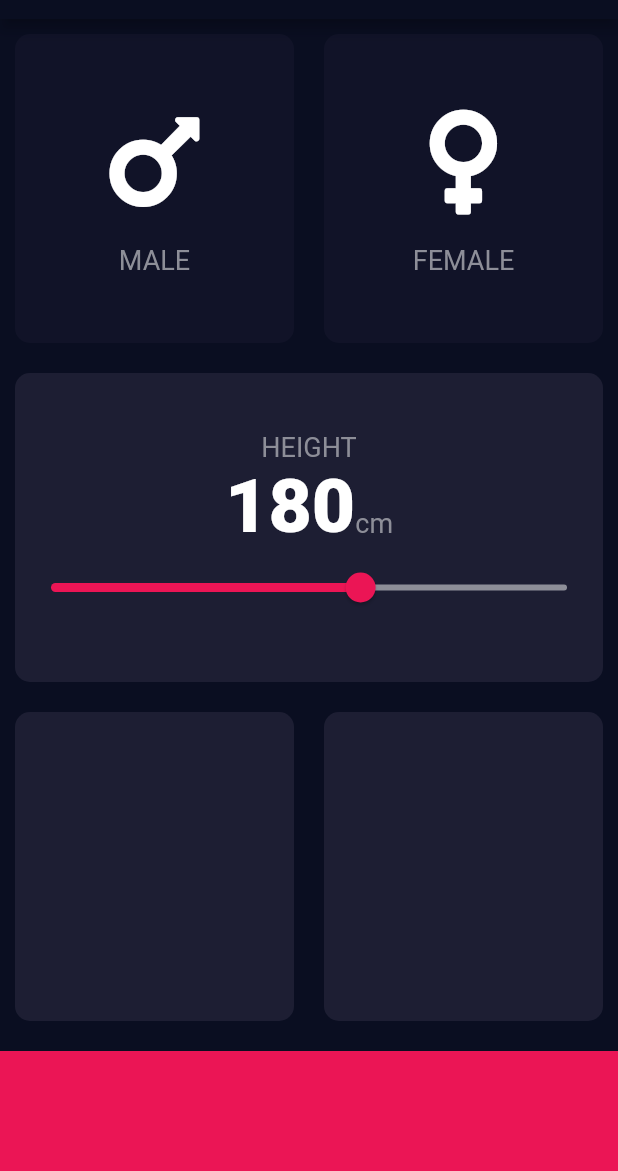
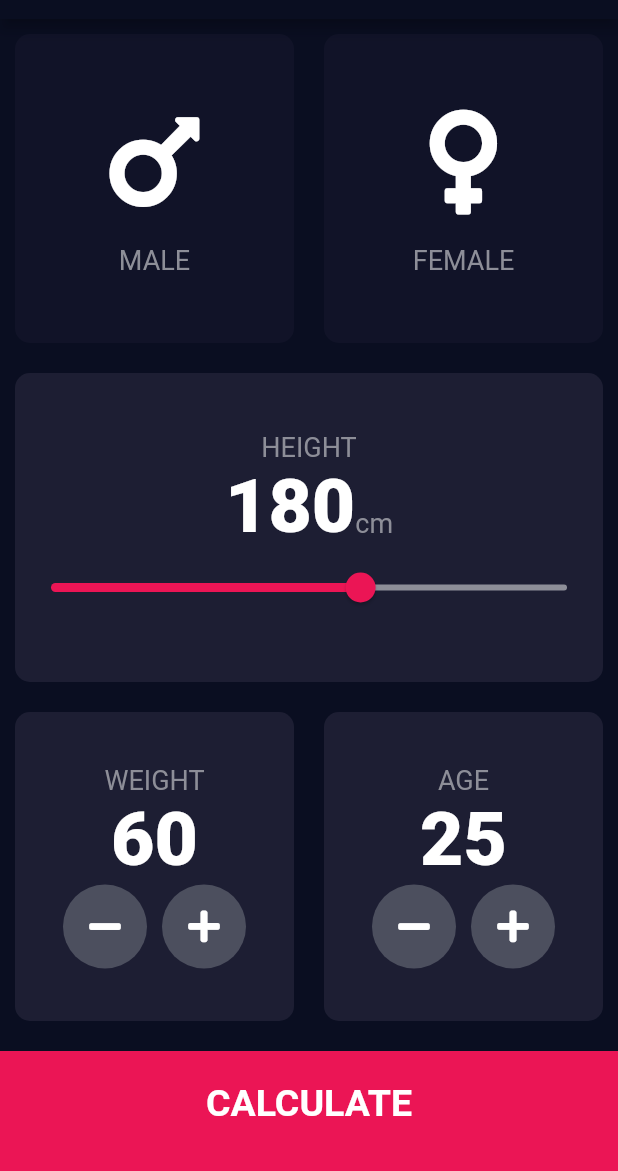
Before and after one commit to evanbloemer/flutter-bmi-calculator, a Flutter app: the screen it shows after launch, on a phone screen of 412 x 824 dp, the part 65-1236 px from its top. Run offline on Flutter 3.47's test engine with Material 2 defaults, Android fonts, the phone set to English and light mode, and no system bars; our stand-ins replace font_awesome_flutter.

Commit message:
Finished project

```diff
--- /dev/null
+++ b/lib/bmi_calculator.dart
@@ -0,0 +1,35 @@
+import 'dart:math';
+
+class BMICalculator {
+  int height;
+  int weight;
+
+  double _bmi;
+
+  BMICalculator({this.height, this.weight});
+
+  String calculateBMI() {
+    _bmi = weight / pow(height / 100, 2);
+    return _bmi.toStringAsFixed(1);
+  }
+
+  String getResult() {
+    if (_bmi >= 25) {
+      return 'Overweight';
+    } else if (_bmi > 18.5) {
+      return 'Normal';
+    } else {
+      return 'Underweight';
+    }
+  }
+
+  String getInterpretation() {
+    if (_bmi >= 25) {
+      return 'You need to go on a diet. I suggest keto.';
+    } else if (_bmi > 18.5) {
+      return "You're in good shape as is!";
+    } else {
+      return 'Eat more food!';
+    }
+  }
+}
--- /dev/null
+++ b/lib/components/bottom_button.dart
@@ -0,0 +1,29 @@
+import 'package:flutter/material.dart';
+import 'package:flutter_bmi_calculator/constants.dart';
+
+class BottomButton extends StatelessWidget {
+  final String buttonTitle;
+  final Function onTap;
+
+  BottomButton({this.onTap, this.buttonTitle});
+
+  @override
+  Widget build(BuildContext context) {
+    return GestureDetector(
+      onTap: onTap,
+      child: Container(
+        child: Center(
+          child: Text(
+            buttonTitle,
+            style: kLargeButtonTextStyle,
+          ),
+        ),
+        color: kBottomBarColor,
+        margin: EdgeInsets.only(top: 10.0),
+        padding: EdgeInsets.only(bottom: 10.0),
+        height: kBottomBarHeight,
+        width: double.infinity,
+      ),
+    );
+  }
+}
--- a/lib/icon_content.dart
+++ b/lib/components/icon_content.dart
@@ -1,6 +1,5 @@
 import 'package:flutter/material.dart';
-
-import 'constants.dart';
+import 'package:flutter_bmi_calculator/constants.dart';
 
 class IconContent extends StatelessWidget {
   final IconData icon;
--- a/lib/reusable_card.dart
+++ b/lib/components/reusable_card.dart
@@ -1,6 +1,5 @@
 import 'package:flutter/material.dart';
-
-import 'constants.dart';
+import 'package:flutter_bmi_calculator/constants.dart';
 
 class ReusableCard extends StatelessWidget {
   final Color color;
--- /dev/null
+++ b/lib/components/round_icon_button.dart
@@ -0,0 +1,26 @@
+import 'package:flutter/material.dart';
+
+class RoundIconButton extends StatelessWidget {
+  final IconData icon;
+  final Function onPressed;
+
+  RoundIconButton({@required this.icon, @required this.onPressed});
+
+  @override
+  Widget build(BuildContext context) {
+    return RawMaterialButton(
+      elevation: 0.0,
+      child: Icon(
+        icon,
+        color: Colors.white,
+      ),
+      onPressed: onPressed,
+      shape: CircleBorder(),
+      constraints: BoxConstraints.tightFor(
+        width: 56.0,
+        height: 56.0,
+      ),
+      fillColor: Color(0xFF4C4F5E),
+    );
+  }
+}
--- a/lib/main.dart
+++ b/lib/main.dart
@@ -1,6 +1,7 @@
 import 'package:flutter/material.dart';
 
-import './input_page.dart';
+import 'screens/input_page.dart';
+import 'screens/results_page.dart';
 
 void main() => runApp(BMICalculator());
 
@@ -8,6 +9,11 @@ class BMICalculator extends StatelessWidget {
   @override
   Widget build(BuildContext context) {
     return MaterialApp(
+      initialRoute: '/',
+      routes: {
+        '/': (context) => InputPage(),
+        '/results': (context) => ResultsPage(),
+      },
       theme: ThemeData(
         primaryColor: Color(0xFF0A0E21),
         scaffoldBackgroundColor: Color(0xFF0A0E21),
@@ -18,7 +24,6 @@ class BMICalculator extends StatelessWidget {
           ),
         ),
       ),
-      home: InputPage(),
     );
   }
 }
--- a/lib/input_page.dart
+++ b/lib/screens/input_page.dart
@@ -1,9 +1,11 @@
 import 'package:flutter/material.dart';
+import 'package:flutter_bmi_calculator/bmi_calculator.dart';
+import 'package:flutter_bmi_calculator/components/bottom_button.dart';
+import 'package:flutter_bmi_calculator/components/icon_content.dart';
+import 'package:flutter_bmi_calculator/components/reusable_card.dart';
+import 'package:flutter_bmi_calculator/components/round_icon_button.dart';
+import 'package:flutter_bmi_calculator/constants.dart';
 import 'package:font_awesome_flutter/font_awesome_flutter.dart';
-
-import './icon_content.dart';
-import './reusable_card.dart';
-import 'constants.dart';
 
 enum Gender { male, female }
 
@@ -15,6 +17,8 @@ class InputPage extends StatefulWidget {
 class _InputPageState extends State<InputPage> {
   Gender selectedGender;
   int height = 180;
+  int weight = 60;
+  int age = 25;
 
   @override
   Widget build(BuildContext context) {
@@ -115,21 +119,99 @@ class _InputPageState extends State<InputPage> {
                 Expanded(
                   child: ReusableCard(
                     color: kActiveCardColor,
+                    child: Column(
+                      mainAxisAlignment: MainAxisAlignment.center,
+                      children: <Widget>[
+                        Text(
+                          'WEIGHT',
+                          style: kLabelTextStyle,
+                        ),
+                        Text(
+                          weight.toString(),
+                          style: kNumberTextStyle,
+                        ),
+                        Row(
+                          mainAxisAlignment: MainAxisAlignment.center,
+                          children: <Widget>[
+                            RoundIconButton(
+                              icon: FontAwesomeIcons.minus,
+                              onPressed: () {
+                                setState(() {
+                                  this.weight--;
+                                });
+                              },
+                            ),
+                            SizedBox(width: 10.0),
+                            RoundIconButton(
+                              icon: FontAwesomeIcons.plus,
+                              onPressed: () {
+                                setState(() {
+                                  this.weight++;
+                                });
+                              },
+                            ),
+                          ],
+                        )
+                      ],
+                    ),
                   ),
                 ),
                 Expanded(
                   child: ReusableCard(
                     color: kActiveCardColor,
+                    child: Column(
+                      mainAxisAlignment: MainAxisAlignment.center,
+                      children: <Widget>[
+                        Text(
+                          'AGE',
+                          style: kLabelTextStyle,
+                        ),
+                        Text(
+                          age.toString(),
+                          style: kNumberTextStyle,
+                        ),
+                        Row(
+                          mainAxisAlignment: MainAxisAlignment.center,
+                          children: <Widget>[
+                            RoundIconButton(
+                              icon: FontAwesomeIcons.minus,
+                              onPressed: () {
+                                setState(() {
+                                  this.age--;
+                                });
+                              },
+                            ),
+                            SizedBox(width: 10.0),
+                            RoundIconButton(
+                              icon: FontAwesomeIcons.plus,
+                              onPressed: () {
+                                setState(() {
+                                  this.age++;
+                                });
+                              },
+                            ),
+                          ],
+                        )
+                      ],
+                    ),
                   ),
                 ),
               ],
             ),
           ),
-          Container(
-            color: kBottomBarColor,
-            margin: EdgeInsets.only(top: 10.0),
-            height: kBottomBarHeight,
-            width: double.infinity,
+          BottomButton(
+            buttonTitle: 'CALCULATE',
+            onTap: () {
+              BMICalculator calculator = BMICalculator(
+                height: height,
+                weight: weight,
+              );
+              Navigator.pushNamed(context, '/results', arguments: {
+                'bmiResult': calculator.calculateBMI(),
+                'resultText': calculator.getResult(),
+                'interpretation': calculator.getInterpretation(),
+              });
+            },
           ),
         ],
       ),
--- a/pubspec.yaml
+++ b/pubspec.yaml
@@ -1,4 +1,4 @@
-name: bmi_calculator
+name: flutter_bmi_calculator
 description: A new Flutter application.
 
 version: 1.0.0+1
```
Also changed, not shown: lib/constants.dart (+25 -0 lines), lib/screens/results_page.dart (added, +69 -0 lines).
